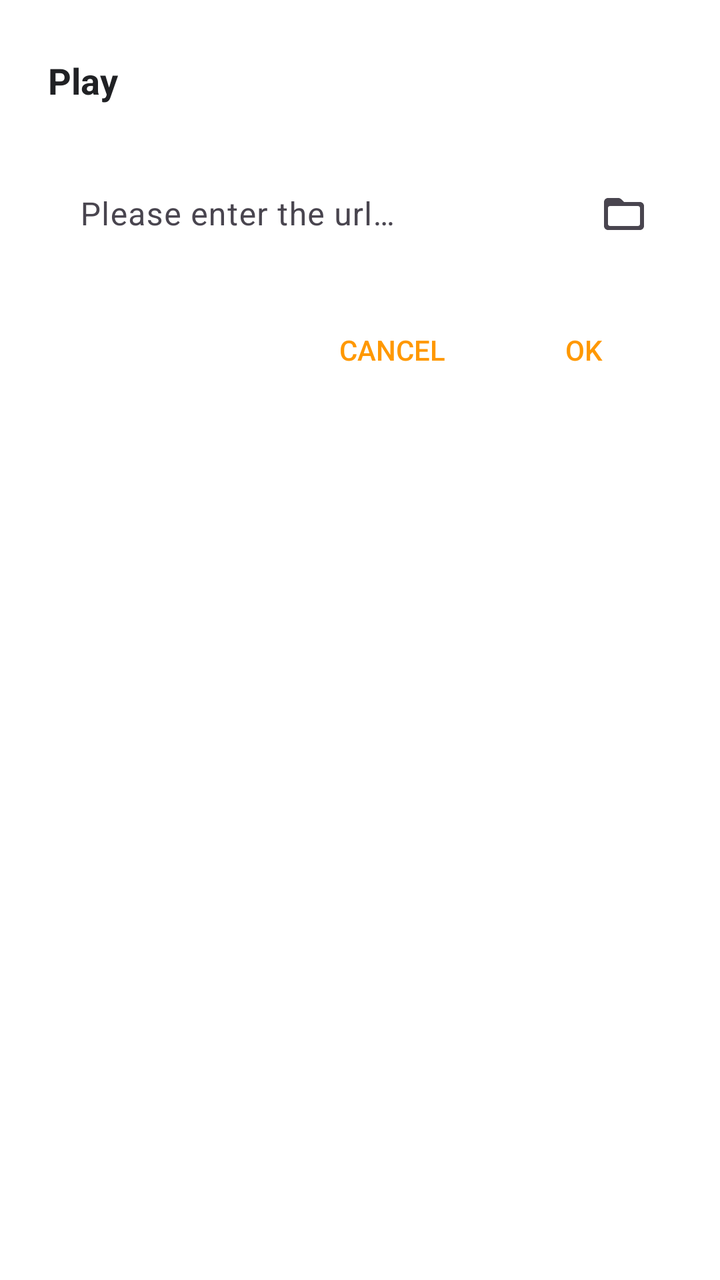
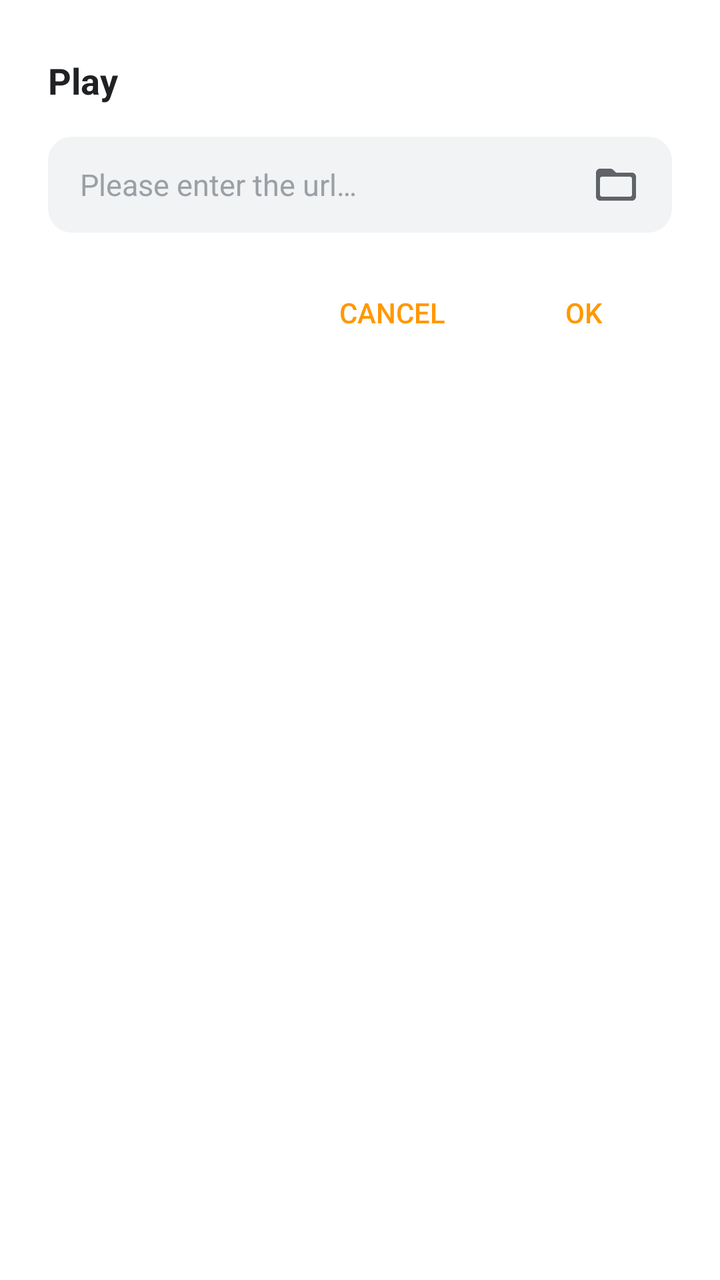

Before-and-after screenshots of an Android layout around one commit, followed by the original layout XML and the change that was made.
<!-- AndroidManifest.xml: another module's application theme Theme.App -->
<!-- res/layout/dialog_link.xml -->
<?xml version="1.0" encoding="utf-8"?>
<androidx.appcompat.widget.LinearLayoutCompat xmlns:android="http://schemas.android.com/apk/res/android"
    xmlns:app="http://schemas.android.com/apk/res-auto"
    android:layout_width="match_parent"
    android:layout_height="wrap_content"
    android:background="@drawable/xc_dialog_light"
    android:orientation="vertical"
    android:paddingStart="24dp"
    android:paddingTop="28dp"
    android:paddingEnd="24dp"
    android:paddingBottom="24dp">

    <androidx.appcompat.widget.AppCompatTextView
        android:layout_width="wrap_content"
        android:layout_height="wrap_content"
        android:layout_marginBottom="16dp"
        android:text="@string/play"
        android:textColor="#202124"
        android:textSize="18sp"
        android:textStyle="bold" />

    <com.google.android.material.textfield.TextInputLayout
        android:id="@+id/input"
        android:layout_width="match_parent"
        android:layout_height="wrap_content"
        android:hint="@string/dialog_config_url"
        app:boxBackgroundMode="none"
        app:endIconDrawable="@drawable/ic_action_choose"
        app:endIconMode="custom">

        <com.google.android.material.textfield.TextInputEditText
            android:id="@+id/text"
            android:layout_width="match_parent"
            android:layout_height="wrap_content"
            android:imeOptions="actionDone"
            android:importantForAutofill="no"
            android:inputType="textUri"
            android:singleLine="true" />

    </com.google.android.material.textfield.TextInputLayout>

    <androidx.appcompat.widget.LinearLayoutCompat
        android:layout_width="match_parent"
        android:layout_height="wrap_content"
        android:layout_marginTop="16dp"
        android:gravity="end"
        android:orientation="horizontal">

        <androidx.appcompat.widget.AppCompatButton
            android:id="@+id/negative"
            android:layout_width="wrap_content"
            android:layout_height="wrap_content"
            android:background="?attr/selectableItemBackgroundBorderless"
            android:text="@string/dialog_negative"
            android:textColor="#FF9800" />

        <androidx.appcompat.widget.AppCompatButton
            android:id="@+id/positive"
            android:layout_width="wrap_content"
            android:layout_height="wrap_content"
            android:layout_marginStart="8dp"
            android:background="?attr/selectableItemBackgroundBorderless"
            android:text="@string/dialog_positive"
            android:textColor="#FF9800" />

    </androidx.appcompat.widget.LinearLayoutCompat>
</androidx.appcompat.widget.LinearLayoutCompat>
<!-- resources referenced by this layout -->
<resources>
  <!-- drawable ic_action_choose (drawable) -->
  <vector xmlns:android="http://schemas.android.com/apk/res/android"
      android:width="24dp"
      android:height="24dp"
      android:tint="?attr/colorControlNormal"
      android:viewportWidth="24"
      android:viewportHeight="24">
      <path
          android:fillColor="@android:color/white"
          android:pathData="M20,6h-8l-1.41,-1.41C10.21,4.21 9.7,4 9.17,4L4,4c-1.1,0 -1.99,0.9 -1.99,2L2,18c0,1.1 0.9,2 2,2h16c1.1,0 2,-0.9 2,-2L22,8c0,-1.1 -0.9,-2 -2,-2zM19,18L5,18c-0.55,0 -1,-0.45 -1,-1L4,9c0,-0.55 0.45,-1 1,-1h14c0.55,0 1,0.45 1,1v8c0,0.55 -0.45,1 -1,1z" />
  </vector>
  <!-- drawable xc_dialog_light (drawable) -->
  <?xml version="1.0" encoding="utf-8"?>
  <shape xmlns:android="http://schemas.android.com/apk/res/android"
      android:shape="rectangle">
      <solid android:color="#B3FFFFFF" />
      <corners android:radius="16dp" />
      <stroke android:width="1dp" android:color="#40FFFFFF" />
  </shape>
  <string name="dialog_config_url">Please enter the url…</string>
  <string name="dialog_negative">Cancel</string>
  <string name="dialog_positive">OK</string>
  <string name="play">Play</string>
  <style name="Theme.App" parent="Theme.XingChen" />
  <style name="Theme.XingChen" parent="Theme.Material3.DayNight.NoActionBar">
          <item name="android:windowBackground">@android:color/transparent</item>
                <item name="android:colorBackground">@android:color/transparent</item>
          <item name="colorPrimary">#f0a400</item>
          <item name="colorPrimaryVariant">#c07f00</item>
          <item name="colorOnPrimary">@android:color/white</item>
      </style>
</resources>

<!-- the commit's change to res/layout/dialog_link.xml (unified diff, before → after) -->
@@ -19,25 +19,39 @@
         android:textSize="18sp"
         android:textStyle="bold" />
 
-    <com.google.android.material.textfield.TextInputLayout
-        android:id="@+id/input"
+    <androidx.appcompat.widget.LinearLayoutCompat
         android:layout_width="match_parent"
         android:layout_height="wrap_content"
-        android:hint="@string/dialog_config_url"
-        app:boxBackgroundMode="none"
-        app:endIconDrawable="@drawable/ic_action_choose"
-        app:endIconMode="custom">
+        android:background="@drawable/xc_input_bg"
+        android:gravity="center_vertical"
+        android:orientation="horizontal"
+        android:paddingStart="16dp"
+        android:paddingEnd="8dp">
 
-        <com.google.android.material.textfield.TextInputEditText
+        <androidx.appcompat.widget.AppCompatEditText
             android:id="@+id/text"
-            android:layout_width="match_parent"
-            android:layout_height="wrap_content"
+            android:layout_width="0dp"
+            android:layout_height="48dp"
+            android:layout_weight="1"
+            android:background="@null"
+            android:hint="@string/dialog_config_url"
             android:imeOptions="actionDone"
             android:importantForAutofill="no"
             android:inputType="textUri"
-            android:singleLine="true" />
+            android:singleLine="true"
+            android:textColor="#202124"
+            android:textColorHint="#9AA0A6"
+            android:textSize="15sp" />
 
-    </com.google.android.material.textfield.TextInputLayout>
+        <androidx.appcompat.widget.AppCompatImageButton
+            android:id="@+id/choose"
+            android:layout_width="40dp"
+            android:layout_height="40dp"
+            android:background="?attr/selectableItemBackgroundBorderless"
+            android:src="@drawable/ic_action_choose"
+            app:tint="#5F6368" />
+
+    </androidx.appcompat.widget.LinearLayoutCompat>
 
     <androidx.appcompat.widget.LinearLayoutCompat
         android:layout_width="match_parent"
<!-- resource entries referenced after the edit -->
@@ -19,6 +19,13 @@
       <corners android:radius="16dp" />
       <stroke android:width="1dp" android:color="#40FFFFFF" />
   </shape>
+  <!-- drawable xc_input_bg (drawable) -->
+  <?xml version="1.0" encoding="utf-8"?>
+  <shape xmlns:android="http://schemas.android.com/apk/res/android"
+      android:shape="rectangle">
+      <corners android:radius="12dp" />
+      <solid android:color="#F1F3F4" />
+  </shape>
   <string name="dialog_config_url">Please enter the url…</string>
   <string name="dialog_negative">Cancel</string>
   <string name="dialog_positive">OK</string>
